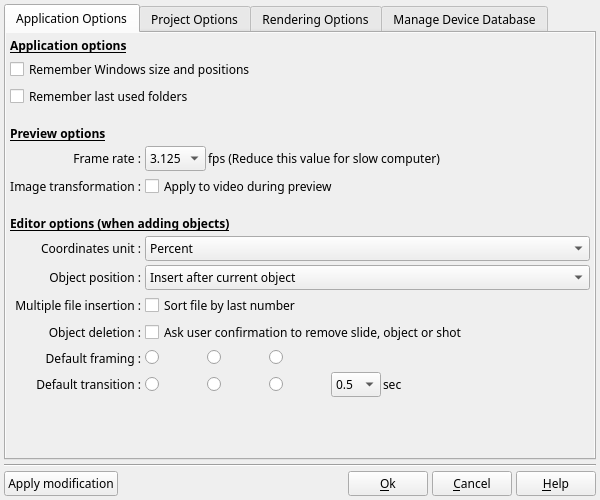
Qt form DlgApplicationSettings.ui (boenki/ffdiaporama) before a commit.
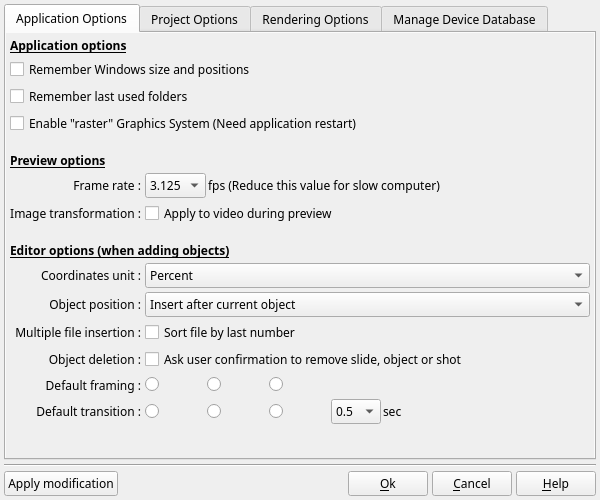
The same form after that commit. Icons and pictures are not drawn.

Commit message: Bug fix : - Traduction en espagnol de fichiers fct_00 à fct_003 - Ajoute une option Désactiver le system graphic "raster" dans la boite de configuration - Mise à jours des doc dlg_002 en en/fr/es/it

Patch:
```diff
--- a/DlgApplicationSettings.ui
+++ b/DlgApplicationSettings.ui
@@ -641,6 +641,13 @@
              </item>
             </widget>
            </item>
+           <item row="3" column="0" colspan="2">
+            <widget class="QCheckBox" name="RasterModeCB">
+             <property name="text">
+              <string>Enable &quot;raster&quot; Graphics System (Need application restart)</string>
+             </property>
+            </widget>
+           </item>
           </layout>
          </widget>
         </widget>
```
Left out of the diff: 8 changed lines with no effect on the pictures. The commit also changes 23 other files.
